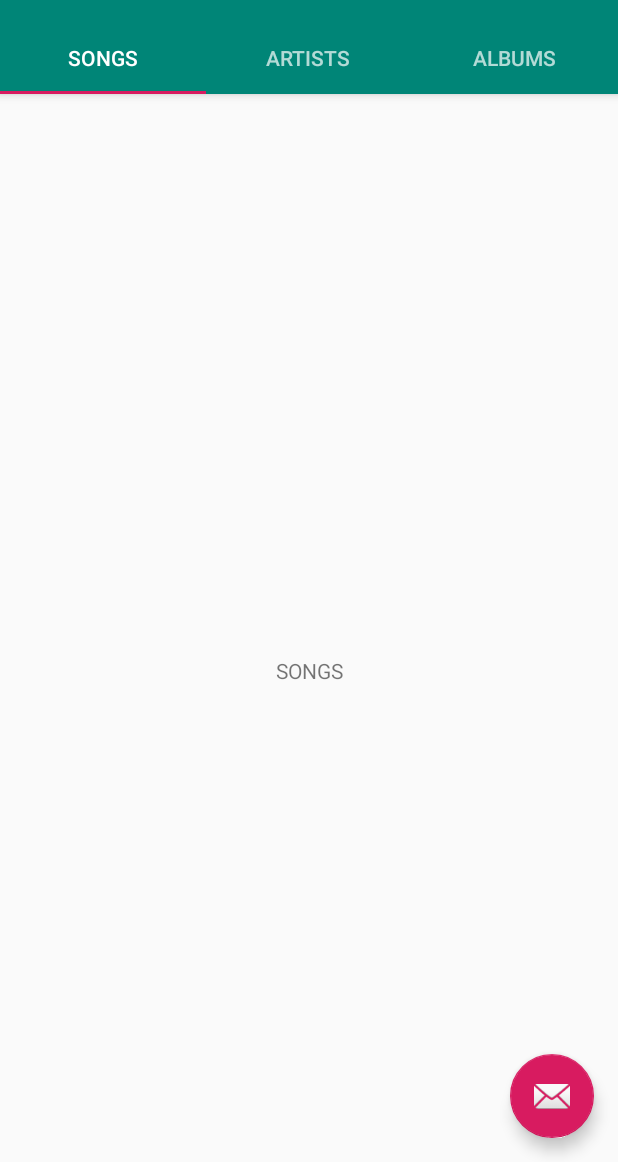
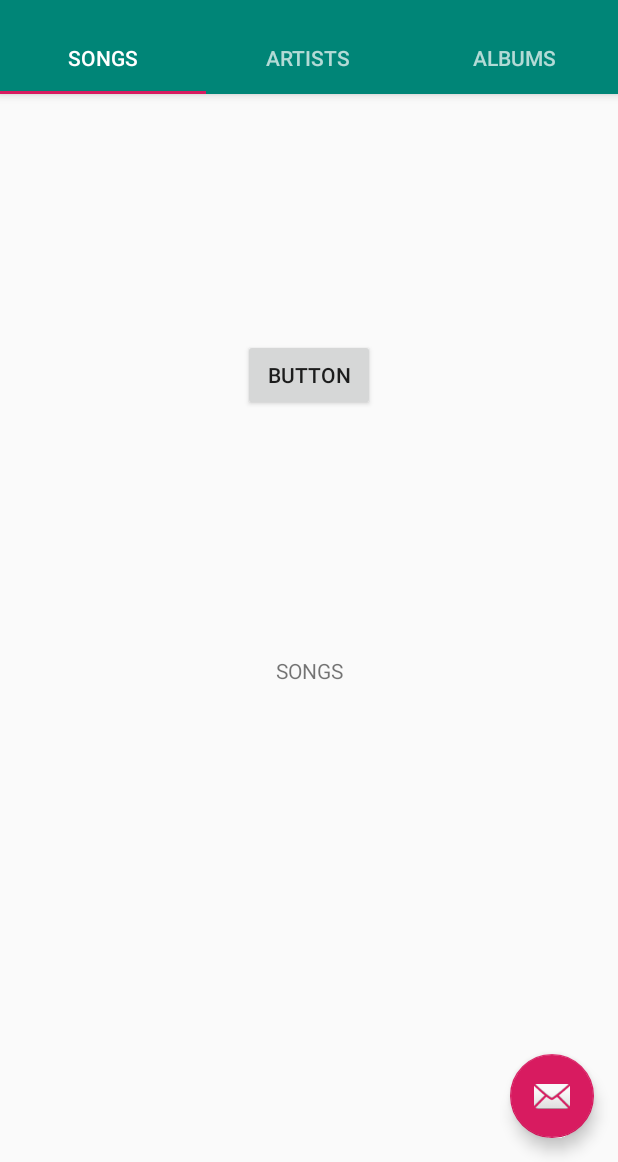
Before and after one commit to ZeusLMT/lyricslover-client, an Android app: the screen it shows after launch (MainActivity), on a phone screen of 412 x 824 dp, the part 74-1236 px from its top. Run offline under Robolectric (Android 15) with nearby library versions, the phone set to English and light mode, and no system bars.

Commit message:
Implement Retrofit for http requests + GET all songs

```diff
--- a/app/build.gradle
+++ b/app/build.gradle
@@ -31,4 +31,8 @@ dependencies {
     testImplementation 'junit:junit:4.12'
     androidTestImplementation 'com.android.support.test:runner:1.0.2'
     androidTestImplementation 'com.android.support.test.espresso:espresso-core:3.0.2'
+
+    final retrofit_version = '2.4.0'
+    implementation "com.squareup.retrofit2:retrofit:$retrofit_version"
+    implementation "com.squareup.retrofit2:converter-gson:$retrofit_version"
 }
--- a/app/src/main/AndroidManifest.xml
+++ b/app/src/main/AndroidManifest.xml
@@ -1,8 +1,9 @@
 <?xml version="1.0" encoding="utf-8"?>
 <manifest xmlns:android="http://schemas.android.com/apk/res/android"
           package="com.zeuslmt.lyricslover">
-
+    <uses-permission android:name="android.permission.INTERNET"/>
     <application
+            android:usesCleartextTraffic="true"
             android:allowBackup="true"
             android:icon="@mipmap/ic_launcher"
             android:label="@string/app_name"
--- a/app/src/main/res/layout/fragment_songs.xml
+++ b/app/src/main/res/layout/fragment_songs.xml
@@ -1,6 +1,7 @@
 <?xml version="1.0" encoding="utf-8"?>
 <android.support.constraint.ConstraintLayout xmlns:android="http://schemas.android.com/apk/res/android"
-                                             xmlns:app="http://schemas.android.com/apk/res-auto" android:layout_width="match_parent"
+                                             xmlns:app="http://schemas.android.com/apk/res-auto"
+                                             xmlns:tools="http://schemas.android.com/tools" android:layout_width="match_parent"
                                              android:layout_height="match_parent">
 
     <TextView
@@ -11,4 +12,12 @@
             android:layout_marginStart="8dp" android:layout_marginBottom="8dp"
             app:layout_constraintBottom_toBottomOf="parent" android:layout_marginTop="8dp"
             app:layout_constraintTop_toTopOf="parent"/>
+    <Button
+            android:text="Button"
+            android:layout_width="wrap_content"
+            android:layout_height="wrap_content" android:id="@+id/button_getSongs"
+            app:layout_constraintEnd_toEndOf="parent" android:layout_marginEnd="8dp"
+            app:layout_constraintStart_toStartOf="parent" android:layout_marginStart="8dp"
+            android:layout_marginBottom="8dp" app:layout_constraintBottom_toTopOf="@+id/textView"
+            android:layout_marginTop="8dp" app:layout_constraintTop_toTopOf="parent"/>
 </android.support.constraint.ConstraintLayout>
--- a/build.gradle
+++ b/build.gradle
@@ -8,7 +8,7 @@ buildscript {
 
     }
     dependencies {
-        classpath 'com.android.tools.build:gradle:3.3.2'
+        classpath 'com.android.tools.build:gradle:3.4.0'
         classpath "org.jetbrains.kotlin:kotlin-gradle-plugin:$kotlin_version"
         // NOTE: Do not place your application dependencies here; they belong
         // in the individual module build.gradle files
```
Also changed, not shown: app/src/main/java/com/zeuslmt/lyricslover/APIs/SongAPI.kt (added, +35 -0 lines), app/src/main/java/com/zeuslmt/lyricslover/fragments/fragment_songs/fragment_songs.kt (+35 -0 lines), app/src/main/java/com/zeuslmt/lyricslover/model/song.model.kt (deleted, +0 -12 lines), app/src/main/java/com/zeuslmt/lyricslover/models/album.model.kt (renamed from app/src/main/java/com/zeuslmt/lyricslover/model/album.model.kt, +4 -4 lines), app/src/main/java/com/zeuslmt/lyricslover/models/artist.model.kt (renamed from app/src/main/java/com/zeuslmt/lyricslover/model/artist.model.kt, +4 -4 lines), app/src/main/java/com/zeuslmt/lyricslover/models/song.model.kt (added, +15 -0 lines), gradle/wrapper/gradle-wrapper.properties.
